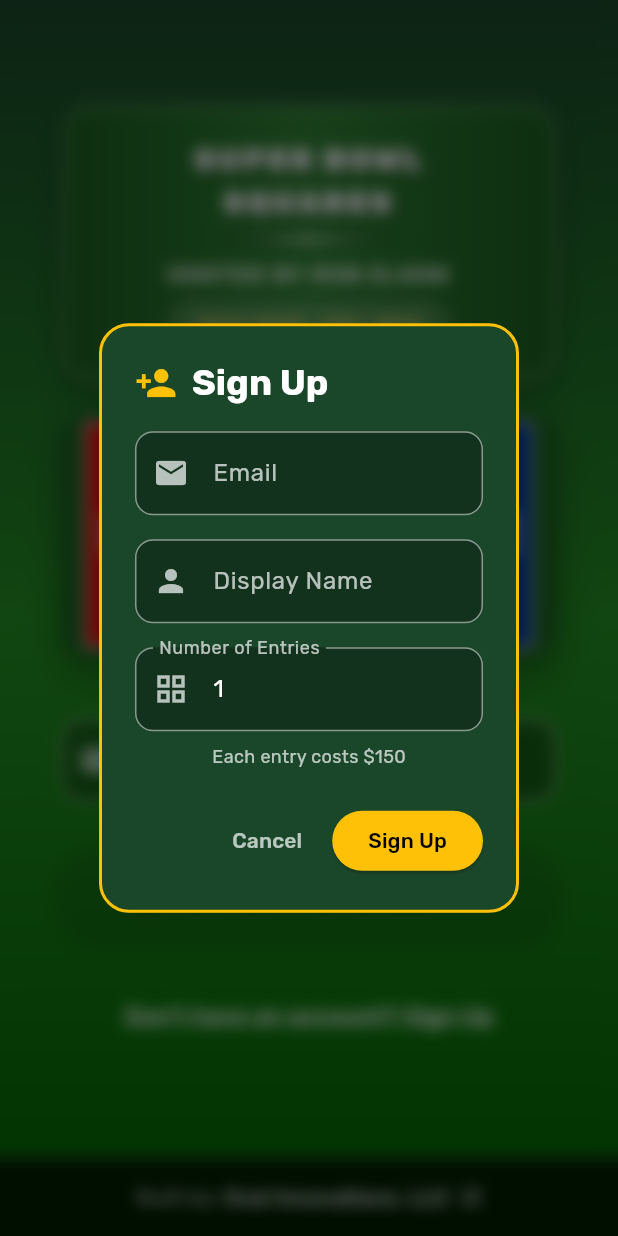
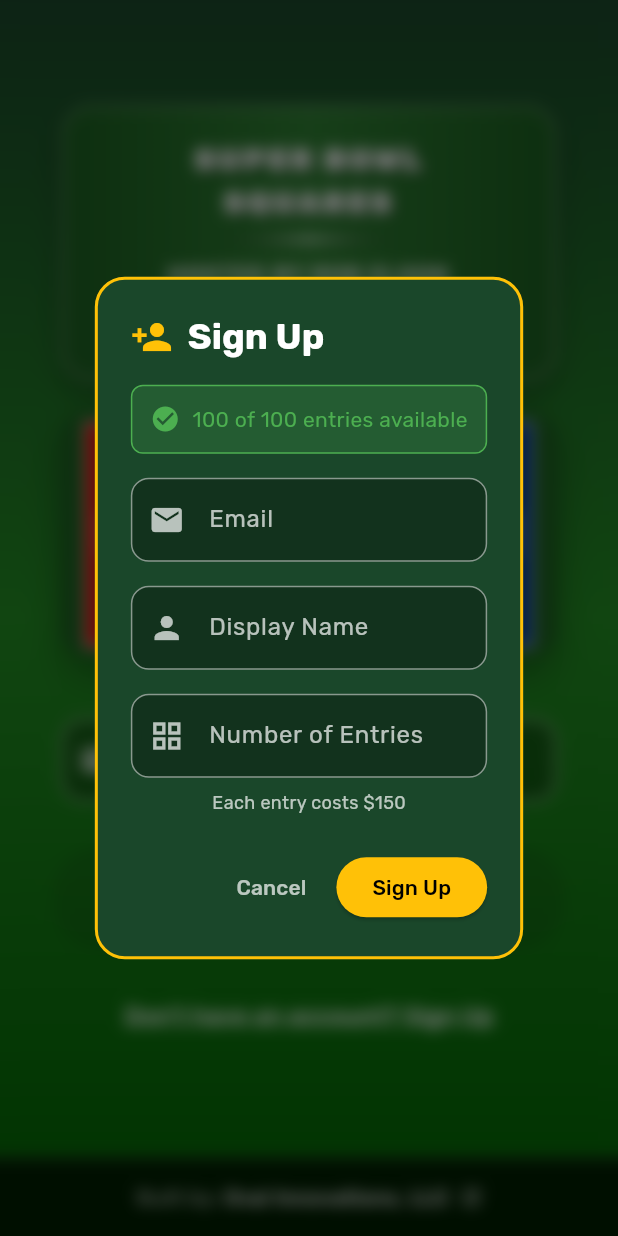
Before and after one commit to ovalinnovationsllc/sb-squares, a Flutter app: the screen it shows after launch, after a tap on "Don't have an account? Sign Up", on a phone screen of 412 x 824 dp. Run offline on Flutter 3.47's test engine with Material 3 defaults, Android fonts, the phone set to English and light mode, and no system bars; our stand-ins replace cloud_firestore, firebase_core, google_fonts, shared_preferences; missing offline and left inert: dart:html, dart:js; accounts and stored records are empty; generated files the repository leaves out were written again.

Commit message:
Track #entries to prevent more than 100

```diff
--- a/lib/main.dart
+++ b/lib/main.dart
@@ -1,5 +1,6 @@
 import 'dart:async';
 import 'dart:convert';
+import 'package:flutter/foundation.dart' show kIsWeb;
 import 'package:flutter/material.dart';
 import 'package:flutter/services.dart';
 import 'package:firebase_core/firebase_core.dart';
@@ -9,8 +10,12 @@ import 'config/security_config.dart';
 import 'models/user_model.dart';
 import 'services/user_service.dart';
 import 'services/verification_service.dart';
+import 'services/version_service.dart';
+import 'services/square_selection_service.dart';
 import 'utils/platform_storage.dart';
 import 'utils/blur_dialog.dart';
+import 'utils/web_reload_stub.dart'
+    if (dart.library.html) 'utils/web_reload.dart';
 import 'services/game_config_service.dart';
 import 'pages/admin_dashboard.dart';
 import 'pages/welcome_screen.dart';
@@ -80,6 +85,7 @@ class _LaunchPageState extends State<LaunchPage> with SingleTickerProviderStateM
   final UserService _userService = UserService();
   final VerificationService _verificationService = VerificationService();
   final GameConfigService _configService = GameConfigService();
+  final VersionService _versionService = VersionService();
   bool _isEmailValid = false;
   String? _emailError;
   bool _isCheckingDatabase = false;
@@ -88,8 +94,10 @@ class _LaunchPageState extends State<LaunchPage> with SingleTickerProviderStateM
   Timer? _debounceTimer;
   Timer? _errorClearTimer;
   StreamSubscription? _configSubscription;
+  StreamSubscription<bool>? _versionSubscription;
   String _homeTeamName = 'HOME';
   String _awayTeamName = 'AWAY';
+  bool _updateAvailable = false;
 
   @override
   void initState() {
@@ -130,8 +138,28 @@ class _LaunchPageState extends State<LaunchPage> with SingleTickerProviderStateM
       }
     });
 
+    // Listen to version stream for update notifications
+    _versionSubscription = _versionService.versionStream().listen(
+      (updateAvailable) {
+        if (mounted && updateAvailable != _updateAvailable) {
+          setState(() {
+            _updateAvailable = updateAvailable;
+          });
+        }
+      },
+      onError: (error) {
+        print('Error in version stream: $error');
+      },
+    );
+
     // Check for saved authentication on startup
     _checkSavedAuthentication();
+  }
+
+  void _reloadPage() {
+    if (kIsWeb) {
+      reloadWebPage();
+    }
   }
 
   @override
@@ -140,6 +168,7 @@ class _LaunchPageState extends State<LaunchPage> with SingleTickerProviderStateM
     _debounceTimer?.cancel();
     _errorClearTimer?.cancel();
     _configSubscription?.cancel();
+    _versionSubscription?.cancel();
 
     // Dispose controllers and animations
     _controller.dispose();
@@ -315,13 +344,28 @@ class _LaunchPageState extends State<LaunchPage> with SingleTickerProviderStateM
     );
   }
 
-  void _showSignUpDialog() {
+  void _showSignUpDialog() async {
     final formKey = GlobalKey<FormState>();
     final emailController = TextEditingController();
     final displayNameController = TextEditingController();
-    final entriesController = TextEditingController(text: '1');
+    final entriesController = TextEditingController();
     bool isSubmitting = false;
     String? errorMessage;
+    int squaresUsed = 0;
+    int remainingEntries = 100;
+    const int maxTotalEntries = 100;
+
+    // Fetch actual squares used from selections
+    final selectionService = SquareSelectionService();
+    try {
+      squaresUsed = await selectionService.getUniqueSquaresCount();
+      remainingEntries = maxTotalEntries - squaresUsed;
+      if (remainingEntries < 0) remainingEntries = 0;
+    } catch (e) {
+      print('Error fetching squares count: $e');
+    }
+
+    if (!mounted) return;
 
     showBlurDialog(
       context: context,
@@ -354,6 +398,41 @@ class _LaunchPageState extends State<LaunchPage> with SingleTickerProviderStateM
                   child: Column(
                     mainAxisSize: MainAxisSize.min,
                     children: [
+                      // Show remaining entries info
+                      Container(
+                        padding: const EdgeInsets.all(12),
+                        margin: const EdgeInsets.only(bottom: 16),
+                        decoration: BoxDecoration(
+                          color: remainingEntries > 0
+                              ? Colors.green.withOpacity(0.2)
+                              : Colors.red.withOpacity(0.2),
+                          borderRadius: BorderRadius.circular(8),
+                          border: Border.all(
+                            color: remainingEntries > 0 ? Colors.green : Colors.redAccent,
+                          ),
+                        ),
+                        child: Row(
+                          children: [
+                            Icon(
+                              remainingEntries > 0 ? Icons.check_circle : Icons.error,
+                              color: remainingEntries > 0 ? Colors.green : Colors.redAccent,
+                              size: 20,
+                            ),
+                            const SizedBox(width: 8),
+                            Expanded(
+                              child: Text(
+                                remainingEntries > 0
+                                    ? '$remainingEntries of $maxTotalEntries entries available'
+                                    : 'All entries have been claimed!',
+                                style: TextStyle(
+                                  color: remainingEntries > 0 ? Colors.green : Colors.redAccent,
+                                  fontSize: 14,
+                                ),
+                              ),
+                            ),
+                          ],
+                        ),
+                      ),
                       if (errorMessage != null)
                         Container(
                           padding: const EdgeInsets.all(12),
@@ -376,6 +455,7 @@ class _LaunchPageState extends State<LaunchPage> with SingleTickerProviderStateM
                             ],
                           ),
                         ),
+                      if (remainingEntries > 0) ...[
                         TextFormField(
                           controller: emailController,
                           keyboardType: TextInputType.emailAddress,
@@ -412,17 +492,20 @@ class _LaunchPageState extends State<LaunchPage> with SingleTickerProviderStateM
                           controller: entriesController,
                           keyboardType: TextInputType.number,
                           style: const TextStyle(color: Colors.white),
-                        decoration: _signUpInputDecoration('Number of Entries', Icons.grid_view),
+                          decoration: _signUpInputDecoration(
+                            'Number of Entries',
+                            Icons.grid_view,
+                          ),
                           validator: (value) {
                             if (value == null || value.trim().isEmpty) {
                               return 'Number of entries is required';
                             }
                             final entries = int.tryParse(value.trim());
-                          if (entries == null) {
-                            return 'Please enter a valid number';
+                            if (entries == null || entries < 1) {
+                              return 'Please enter a valid number (1 or more)';
                             }
-                          if (entries < 1 || entries > 100) {
-                            return 'Entries must be between 1 and 100';
+                            if (entries > remainingEntries) {
+                              return 'Only $remainingEntries entries available';
                             }
                             return null;
                           },
@@ -436,6 +519,7 @@ class _LaunchPageState extends State<LaunchPage> with SingleTickerProviderStateM
                           ),
                         ),
                       ],
+                    ],
                   ),
                 ),
               ),
@@ -443,10 +527,11 @@ class _LaunchPageState extends State<LaunchPage> with SingleTickerProviderStateM
                 TextButton(
                   onPressed: isSubmitting ? null : () => Navigator.of(dialogContext).pop(),
                   child: Text(
-                    'Cancel',
+                    remainingEntries > 0 ? 'Cancel' : 'Close',
                     style: TextStyle(color: Colors.white.withOpacity(0.7)),
                   ),
                 ),
+                if (remainingEntries > 0)
                   ElevatedButton(
                     onPressed: isSubmitting
                         ? null
@@ -844,7 +929,38 @@ class _LaunchPageState extends State<LaunchPage> with SingleTickerProviderStateM
   Widget build(BuildContext context) {
     return Scaffold(
       resizeToAvoidBottomInset: true,
-      body: Container(
+      body: Column(
+        children: [
+          // Update available banner
+          if (_updateAvailable)
+            Material(
+              color: Colors.blue.shade700,
+              child: InkWell(
+                onTap: _reloadPage,
+                child: Container(
+                  width: double.infinity,
+                  padding: const EdgeInsets.symmetric(vertical: 10, horizontal: 16),
+                  child: SafeArea(
+                    bottom: false,
+                    child: Row(
+                      mainAxisAlignment: MainAxisAlignment.center,
+                      children: [
+                        const Icon(Icons.system_update, color: Colors.white, size: 20),
+                        const SizedBox(width: 8),
+                        const Text(
+                          'Update available - Tap to refresh',
+                          style: TextStyle(color: Colors.white, fontWeight: FontWeight.bold),
+                        ),
+                        const SizedBox(width: 8),
+                        const Icon(Icons.refresh, color: Colors.white, size: 20),
+                      ],
+                    ),
+                  ),
+                ),
+              ),
+            ),
+          Expanded(
+            child: Container(
         decoration: const BoxDecoration(
           gradient: LinearGradient(
             begin: Alignment.topCenter,
@@ -1066,6 +1182,9 @@ class _LaunchPageState extends State<LaunchPage> with SingleTickerProviderStateM
           ),
         ),
       ),
+          ),
+        ],
+      ),
     );
   }
 }
--- a/lib/services/square_selection_service.dart
+++ b/lib/services/square_selection_service.dart
@@ -4,6 +4,23 @@ import '../models/square_selection_model.dart';
 class SquareSelectionService {
   final FirebaseFirestore _firestore = FirebaseFirestore.instance;
   final String _collection = 'square_selections';
+
+  /// Count unique squares selected (unique row-col combinations)
+  /// This represents how many of the 100 board positions are claimed
+  Future<int> getUniqueSquaresCount() async {
+    try {
+      // Get Q1 selections - these represent the unique squares claimed
+      // (each position in Q1 = one unique entry on the board)
+      final QuerySnapshot result = await _firestore
+          .collection(_collection)
+          .where('quarter', isEqualTo: 1)
+          .get();
+      return result.docs.length;
+    } catch (e) {
+      print('Error counting unique squares: $e');
+      return 0;
+    }
+  }
 
   // Stream for real-time updates
   Stream<List<SquareSelectionModel>> selectionsStream() {
--- a/lib/services/version_service.dart
+++ b/lib/services/version_service.dart
@@ -5,7 +5,7 @@ class VersionService {
   final FirebaseFirestore _firestore = FirebaseFirestore.instance;
 
   // App version string - update this when deploying new versions
-  static const String appVersion = '0.0.12';
+  static const String appVersion = '0.1.0';
 
   // Timestamp when this instance of the app was loaded
   static final DateTime _appLoadedAt = DateTime.now();
```
Also changed, not shown: 1 other file. Lines whose indentation alone changed are shown as unchanged.
